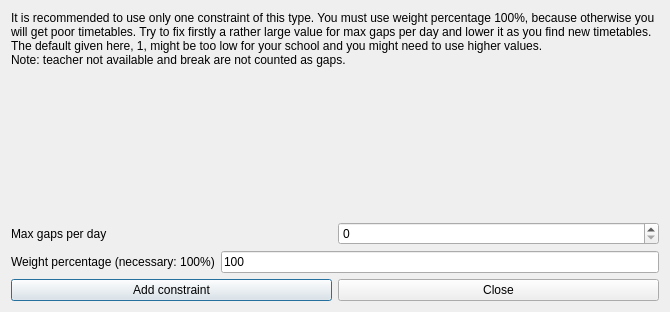
First picture: the form in fet/src/interface/addconstraintteachersmaxgapsperdayform_template.ui, repository vonmecheln/fet, before the edit.
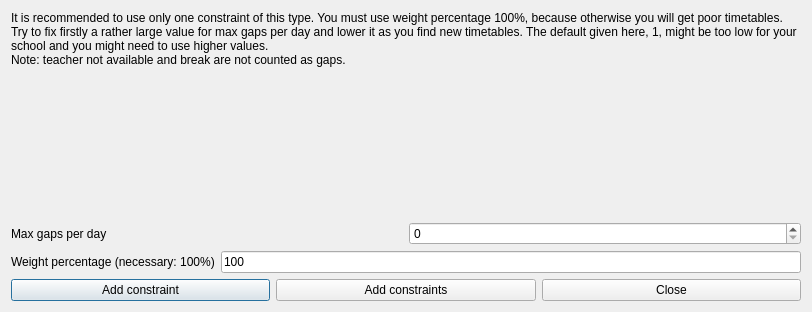
Second picture: the form after the edit.

What changed in the file:
```diff
--- a/fet/src/interface/addconstraintteachersmaxgapsperdayform_template.ui
+++ b/fet/src/interface/addconstraintteachersmaxgapsperdayform_template.ui
@@ -6,7 +6,7 @@
    <rect>
     <x>0</x>
     <y>0</y>
-    <width>670</width>
+    <width>812</width>
     <height>312</height>
    </rect>
   </property>
@@ -106,6 +106,13 @@
        </property>
       </widget>
      </item>
+     <item>
+      <widget class="QPushButton" name="addConstraintsPushButton">
+       <property name="text">
+        <string>Add constraints</string>
+       </property>
+      </widget>
+     </item>
      <item>
       <widget class="QPushButton" name="closePushButton">
        <property name="text">
```
